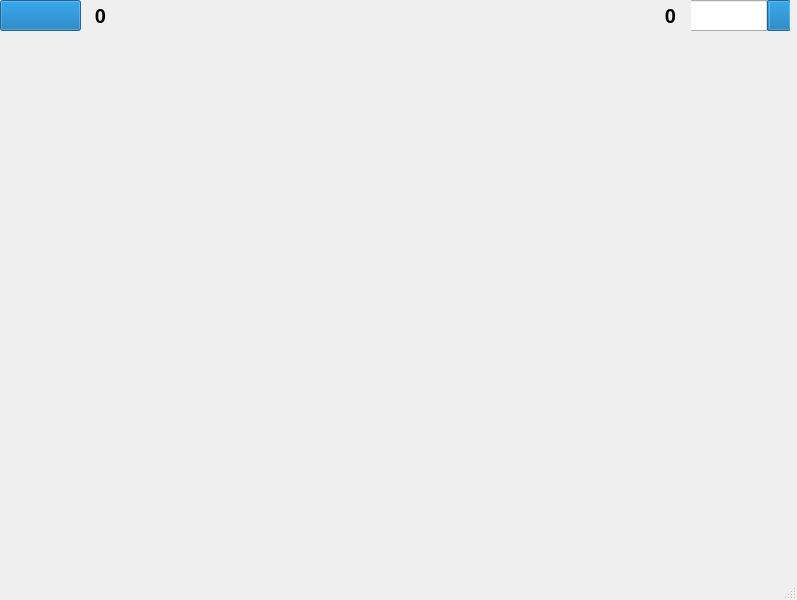
This is T05/juego.ui in jfcampos1/Probando-cosas as Qt 5 draws it before an edit. The edited form follows.
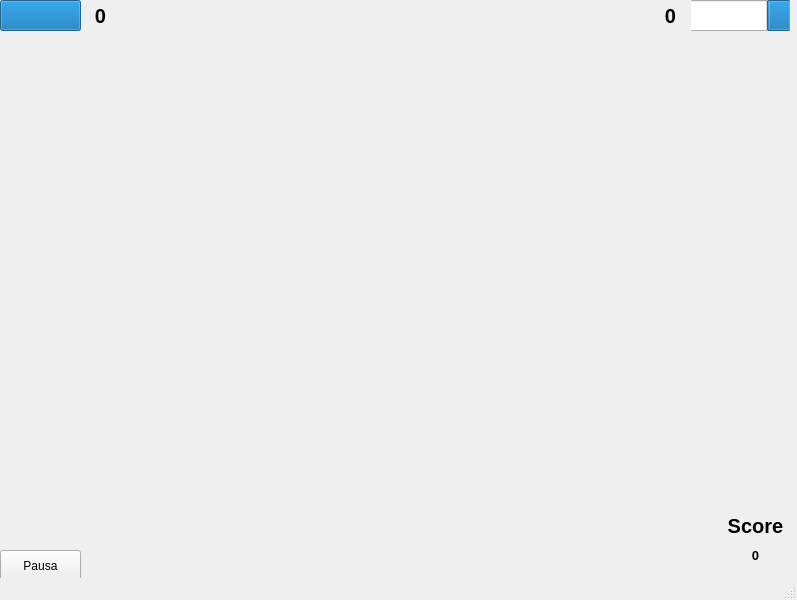
This is the edited form.

```diff
--- a/T05/juego.ui
+++ b/T05/juego.ui
@@ -196,6 +196,71 @@
      <set>Qt::AlignCenter</set>
     </property>
    </widget>
+   <widget class="QLabel" name="label_6">
+    <property name="geometry">
+     <rect>
+      <x>720</x>
+      <y>510</y>
+      <width>71</width>
+      <height>31</height>
+     </rect>
+    </property>
+    <property name="font">
+     <font>
+      <pointsize>15</pointsize>
+      <weight>75</weight>
+      <bold>true</bold>
+     </font>
+    </property>
+    <property name="autoFillBackground">
+     <bool>true</bool>
+    </property>
+    <property name="text">
+     <string>Score</string>
+    </property>
+    <property name="alignment">
+     <set>Qt::AlignCenter</set>
+    </property>
+   </widget>
+   <widget class="QLabel" name="label_7">
+    <property name="geometry">
+     <rect>
+      <x>720</x>
+      <y>540</y>
+      <width>71</width>
+      <height>31</height>
+     </rect>
+    </property>
+    <property name="font">
+     <font>
+      <pointsize>10</pointsize>
+      <weight>75</weight>
+      <bold>true</bold>
+     </font>
+    </property>
+    <property name="autoFillBackground">
+     <bool>true</bool>
+    </property>
+    <property name="text">
+     <string>0</string>
+    </property>
+    <property name="alignment">
+     <set>Qt::AlignCenter</set>
+    </property>
+   </widget>
+   <widget class="QPushButton" name="pushButton">
+    <property name="geometry">
+     <rect>
+      <x>0</x>
+      <y>550</y>
+      <width>81</width>
+      <height>31</height>
+     </rect>
+    </property>
+    <property name="text">
+     <string>Pausa</string>
+    </property>
+   </widget>
   </widget>
   <widget class="QMenuBar" name="menubar">
    <property name="geometry">
```
